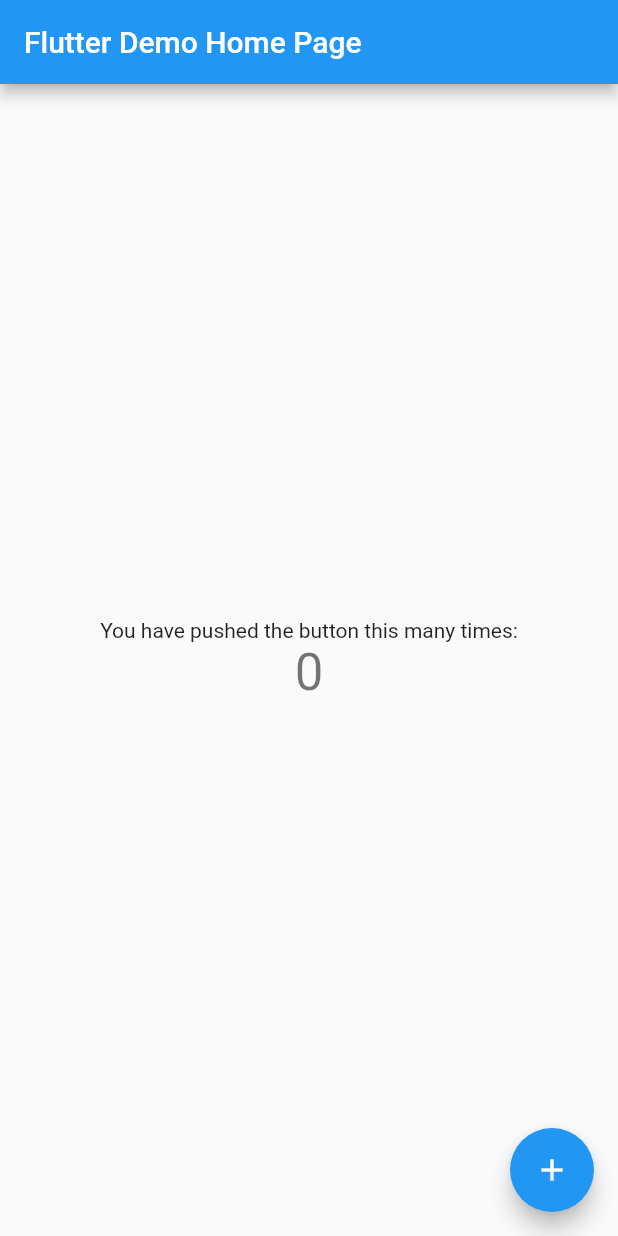
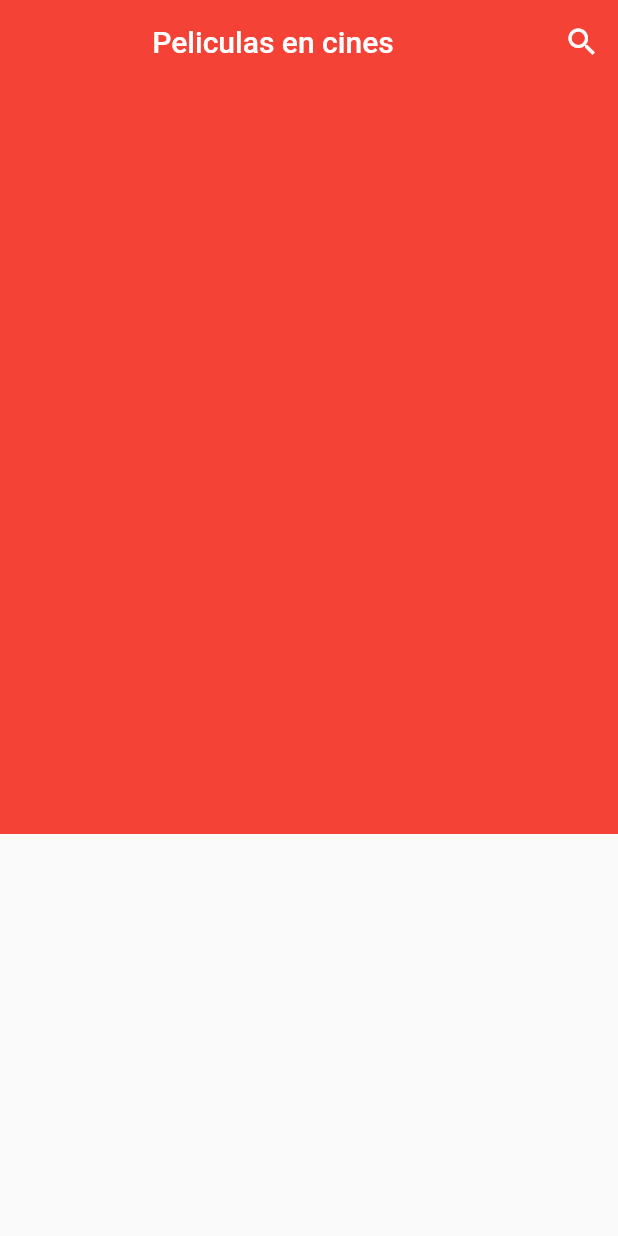
Before and after one commit to MarcosCM2000/peliculas_app, a Flutter app: the screen it shows after launch, on a phone screen of 412 x 824 dp. Run offline on Flutter 3.47's test engine with Material 2 defaults, Android fonts, the phone set to English and light mode, and no system bars.

Commit message:
tema global de appBar

```diff
--- a/lib/main.dart
+++ b/lib/main.dart
@@ -1,115 +1,31 @@
 import 'package:flutter/material.dart';
+import 'package:peliculas_app/screens/screens.dart';
 
-void main() {
-  runApp(const MyApp());
-}
+void main() => runApp(const MyApp());
 
 class MyApp extends StatelessWidget {
   const MyApp({super.key});
 
-  // This widget is the root of your application.
   @override
   Widget build(BuildContext context) {
     return MaterialApp(
-      title: 'Flutter Demo',
-      theme: ThemeData(
-        // This is the theme of your application.
-        //
-        // Try running your application with "flutter run". You'll see the
-        // application has a blue toolbar. Then, without quitting the app, try
-        // changing the primarySwatch below to Colors.green and then invoke
-        // "hot reload" (press "r" in the console where you ran "flutter run",
-        // or simply save your changes to "hot reload" in a Flutter IDE).
-        // Notice that the counter didn't reset back to zero; the application
-        // is not restarted.
-        primarySwatch: Colors.blue,
+      debugShowCheckedModeBanner: false,
+      title: 'Peliculas App',
+      home: Scaffold(
+        appBar: AppBar(
+          title: const Text('Material App Bar'),
+        ),
+        body: const Center(
+          child: Text('Hello World'),
+        ),
       ),
-      home: const MyHomePage(title: 'Flutter Demo Home Page'),
+      initialRoute: 'home',
+      routes: {
+        'home': (_) => const HomeScreen(),
+        'details': (_) => const DetailsScreen()
+      },
+      theme: ThemeData.light()
+          .copyWith(appBarTheme: const AppBarTheme(color: Colors.red)),
     );
   }
 }
-
-class MyHomePage extends StatefulWidget {
-  const MyHomePage({super.key, required this.title});
-
-  // This widget is the home page of your application. It is stateful, meaning
-  // that it has a State object (defined below) that contains fields that affect
-  // how it looks.
-
-  // This class is the configuration for the state. It holds the values (in this
-  // case the title) provided by the parent (in this case the App widget) and
-  // used by the build method of the State. Fields in a Widget subclass are
-  // always marked "final".
-
-  final String title;
-
-  @override
-  State<MyHomePage> createState() => _MyHomePageState();
-}
-
-class _MyHomePageState extends State<MyHomePage> {
-  int _counter = 0;
-
-  void _incrementCounter() {
-    setState(() {
-      // This call to setState tells the Flutter framework that something has
-      // changed in this State, which causes it to rerun the build method below
-      // so that the display can reflect the updated values. If we changed
-      // _counter without calling setState(), then the build method would not be
-      // called again, and so nothing would appear to happen.
-      _counter++;
-    });
-  }
-
-  @override
-  Widget build(BuildContext context) {
-    // This method is rerun every time setState is called, for instance as done
-    // by the _incrementCounter method above.
-    //
-    // The Flutter framework has been optimized to make rerunning build methods
-    // fast, so that you can just rebuild anything that needs updating rather
-    // than having to individually change instances of widgets.
-    return Scaffold(
-      appBar: AppBar(
-        // Here we take the value from the MyHomePage object that was created by
-        // the App.build method, and use it to set our appbar title.
-        title: Text(widget.title),
-      ),
-      body: Center(
-        // Center is a layout widget. It takes a single child and positions it
-        // in the middle of the parent.
-        child: Column(
-          // Column is also a layout widget. It takes a list of children and
-          // arranges them vertically. By default, it sizes itself to fit its
-          // children horizontally, and tries to be as tall as its parent.
-          //
-          // Invoke "debug painting" (press "p" in the console, choose the
-          // "Toggle Debug Paint" action from the Flutter Inspector in Android
-          // Studio, or the "Toggle Debug Paint" command in Visual Studio Code)
-          // to see the wireframe for each widget.
-          //
-          // Column has various properties to control how it sizes itself and
-          // how it positions its children. Here we use mainAxisAlignment to
-          // center the children vertically; the main axis here is the vertical
-          // axis because Columns are vertical (the cross axis would be
-          // horizontal).
-          mainAxisAlignment: MainAxisAlignment.center,
-          children: <Widget>[
-            const Text(
-              'You have pushed the button this many times:',
-            ),
-            Text(
-              '$_counter',
-              style: Theme.of(context).textTheme.headline4,
-            ),
-          ],
-        ),
-      ),
-      floatingActionButton: FloatingActionButton(
-        onPressed: _incrementCounter,
-        tooltip: 'Increment',
-        child: const Icon(Icons.add),
-      ), // This trailing comma makes auto-formatting nicer for build methods.
-    );
-  }
-}
--- /dev/null
+++ b/lib/screens/details_screen.dart
@@ -0,0 +1,14 @@
+import 'package:flutter/material.dart';
+
+class DetailsScreen extends StatelessWidget {
+  const DetailsScreen({Key? key}) : super(key: key);
+
+  @override
+  Widget build(BuildContext context) {
+    return const Scaffold(
+      body: Center(
+        child: Text('DetailsScreen'),
+      ),
+    );
+  }
+}
--- /dev/null
+++ b/lib/screens/home_screen.dart
@@ -0,0 +1,27 @@
+import 'package:flutter/material.dart';
+import 'package:peliculas_app/widgets/widgets.dart';
+
+class HomeScreen extends StatelessWidget {
+  const HomeScreen({Key? key}) : super(key: key);
+
+  @override
+  Widget build(BuildContext context) {
+    return Scaffold(
+      appBar: AppBar(
+        title: const Center(child: Text('Peliculas en cines')),
+        elevation: 0,
+        actions: [
+          IconButton(
+              onPressed: (() {}), icon: const Icon(Icons.search_outlined))
+        ],
+      ),
+      body: Column(
+        children: const [
+          // TODO: CardSwiper
+          CardSwiperScreen()
+          // TODO: Listado horizontal de peliculas
+        ],
+      ),
+    );
+  }
+}
--- /dev/null
+++ b/lib/screens/screens.dart
@@ -0,0 +1,2 @@
+export './details_screen.dart';
+export './home_screen.dart';
--- /dev/null
+++ b/lib/widgets/card_swiper.dart
@@ -0,0 +1,16 @@
+import 'package:flutter/material.dart';
+
+import 'package:flutter/material.dart';
+
+class CardSwiperScreen extends StatelessWidget {
+  const CardSwiperScreen({Key? key}) : super(key: key);
+
+  @override
+  Widget build(BuildContext context) {
+    return Container(
+      width: double.infinity,
+      height: 500,
+      color: Colors.red,
+    );
+  }
+}
--- /dev/null
+++ b/lib/widgets/widgets.dart
@@ -0,0 +1 @@
+export './card_swiper.dart';
```
